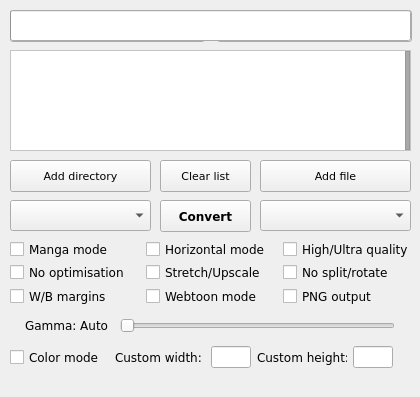
ciromattia/kcc, file gui/KCC-Linux.ui: the form before one commit.
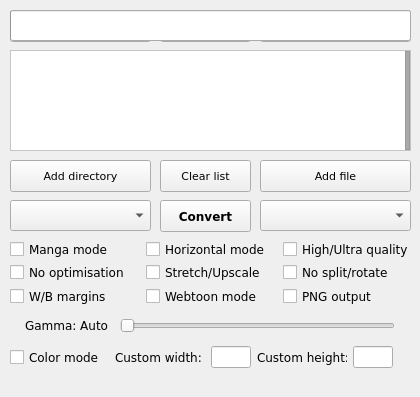
The form after the commit. Icons and pictures are not drawn.

Commit message: Updated OSX and Linux GUI

```diff
--- a/gui/KCC-Linux.ui
+++ b/gui/KCC-Linux.ui
@@ -478,7 +478,7 @@
      <rect>
       <x>10</x>
       <y>10</y>
-      <width>195</width>
+      <width>141</width>
       <height>32</height>
      </rect>
     </property>
@@ -498,9 +498,9 @@
    <widget class="QPushButton" name="AdvModeButton">
     <property name="geometry">
      <rect>
-      <x>217</x>
+      <x>260</x>
       <y>10</y>
-      <width>195</width>
+      <width>151</width>
       <height>32</height>
      </rect>
     </property>
@@ -767,6 +767,32 @@
      </layout>
     </widget>
    </widget>
+   <widget class="QPushButton" name="EditorButton">
+    <property name="geometry">
+     <rect>
+      <x>160</x>
+      <y>10</y>
+      <width>91</width>
+      <height>32</height>
+     </rect>
+    </property>
+    <property name="font">
+     <font>
+      <family>DejaVu Sans</family>
+      <pointsize>9</pointsize>
+     </font>
+    </property>
+    <property name="focusPolicy">
+     <enum>Qt::NoFocus</enum>
+    </property>
+    <property name="text">
+     <string>Editor</string>
+    </property>
+    <property name="icon">
+     <iconset resource="KCC.qrc">
+      <normaloff>:/Other/icons/editor.png</normaloff>:/Other/icons/editor.png</iconset>
+    </property>
+   </widget>
    <zorder>OptionsAdvanced</zorder>
    <zorder>DeviceBox</zorder>
    <zorder>FormatBox</zorder>
```
Left out of the diff: 1 changed line with no effect on the pictures. The commit also changes 8 other files.
